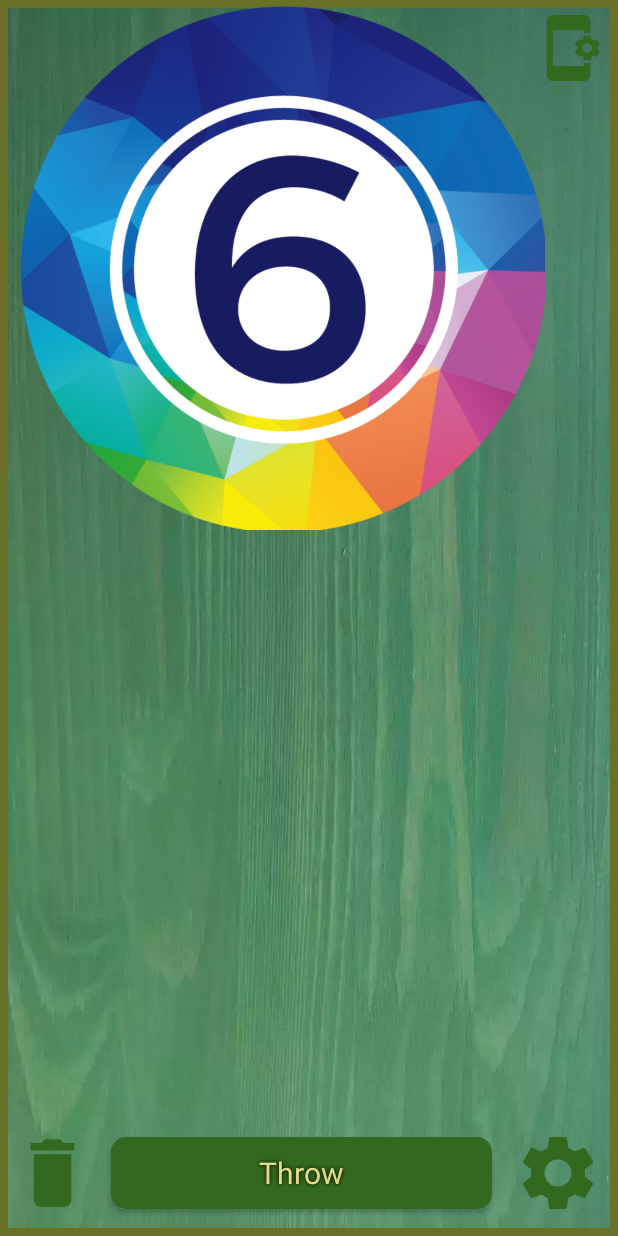
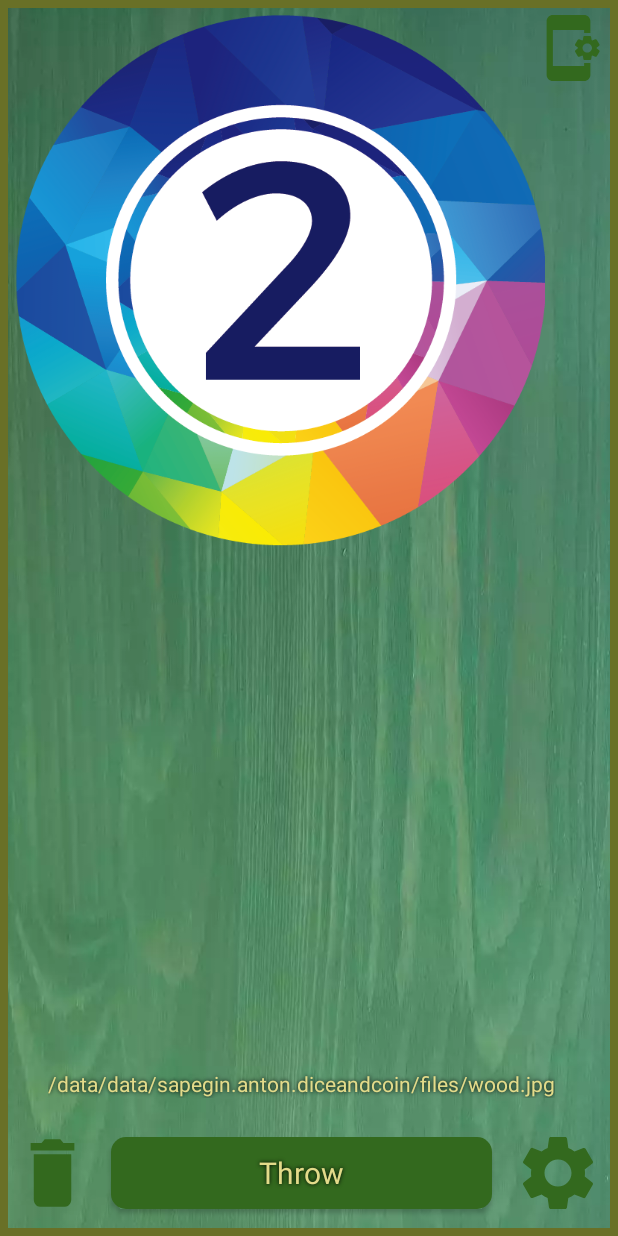
Before and after one commit to Vaaargr/DiceAndCoin, an Android app: the screen it shows after launch (MainActivity), after a tap on "Throw", on a phone screen of 412 x 824 dp. Run offline under Robolectric (Android 15) with nearby library versions, the phone set to English and light mode, and no system bars; our stand-ins replace Picasso; Roboto replaces fonts that are not available here.

Commit message:
Disappointed in themes. Develop main content.

```diff
--- a/app/build.gradle
+++ b/app/build.gradle
@@ -43,6 +43,7 @@ dependencies {
     implementation 'com.google.android.material:material:1.7.0'
     implementation 'androidx.constraintlayout:constraintlayout:2.1.4'
     implementation 'androidx.gridlayout:gridlayout:1.0.0'
+    implementation 'com.squareup.picasso:picasso:2.8'
     testImplementation 'junit:junit:4.13.2'
     androidTestImplementation 'androidx.test.ext:junit:1.1.4'
     androidTestImplementation 'androidx.test.espresso:espresso-core:3.5.0'
--- a/app/src/main/AndroidManifest.xml
+++ b/app/src/main/AndroidManifest.xml
@@ -22,8 +22,7 @@
         </activity>
         <activity
             android:name=".activity.MainActivity"
-            android:exported="true"
-            >
+            android:exported="true">
             <intent-filter>
                 <action android:name="android.intent.action.MAIN" />
 
@@ -39,5 +38,5 @@
             android:name="preloaded_fonts"
             android:resource="@array/preloaded_fonts" />
     </application>
-
+    <uses-permission android:name="android.permission.INTERNET" />
 </manifest>
--- a/app/src/main/java/sapegin/anton/diceandcoin/activity/MainActivity.kt
+++ b/app/src/main/java/sapegin/anton/diceandcoin/activity/MainActivity.kt
@@ -3,8 +3,12 @@ package sapegin.anton.diceandcoin.activity
 import android.content.Context
 import android.content.Intent
 import android.content.SharedPreferences
+import android.graphics.drawable.Drawable
+import android.media.Image
 import androidx.appcompat.app.AppCompatActivity
 import android.os.Bundle
+import android.os.CountDownTimer
+import android.util.Log
 import android.view.View
 import android.widget.AdapterView
 import androidx.core.view.GravityCompat
@@ -20,6 +24,8 @@ import kotlin.random.Random
 
 class MainActivity : AppCompatActivity() {
     private lateinit var binding: ActivityMainBinding
+    private var timer: CountDownTimer? = null
+    private var count = 0
     private val random = Random
     private val adapter = DiceAdapter()
     private var diceTypeNum = 2
@@ -31,7 +37,7 @@ class MainActivity : AppCompatActivity() {
     private lateinit var styleSettings: StyleSettings
     private var needToAutoClean = false
     private var columns = 1
-
+    var path = "/data/data/sapegin.anton.diceandcoin/files/wood.jpg"
 
     override fun onCreate(savedInstanceState: Bundle?) {
         preferences = getSharedPreferences("settings", Context.MODE_PRIVATE)
@@ -85,6 +91,8 @@ class MainActivity : AppCompatActivity() {
             throwDice.setOnClickListener {
                 onClickThrow()
             }
+            textView6.text = path
+            //iAmAlive(1000000)
         }
     }
 
@@ -100,7 +108,16 @@ class MainActivity : AppCompatActivity() {
             i.putExtra(DiceActivityDictionary.NEED_TO_LOAD, true)
             startActivity(i)
         }
-
+        if (preferences.getBoolean(
+                GlobalSettingsDictionary.NEED_TO_CLEAN,
+                false
+            ) != needToAutoClean
+        ) {
+            needToAutoClean = preferences.getBoolean(GlobalSettingsDictionary.NEED_TO_CLEAN, false)
+            binding.clearResult.visibility = if (needToAutoClean) {
+                View.GONE
+            } else View.VISIBLE
+        }
         super.onResume()
     }
 
@@ -156,7 +173,8 @@ class MainActivity : AppCompatActivity() {
     }
 
     private fun makeDice(diceResult: Int, count: Int): Dice {
-        val diceImage = when (diceTypeNum) {
+        val diceImage = Drawable.createFromStream(assets.open("two.webp"), null)
+        /*when (diceTypeNum) {
         0 -> {
             when (diceResult) {
                 1 -> R.drawable.avers
@@ -182,7 +200,7 @@ class MainActivity : AppCompatActivity() {
                 else -> R.drawable.six
             }
         }
-        }
+    }*/
 
         return Dice(diceImage, count)
     }
@@ -199,4 +217,18 @@ class MainActivity : AppCompatActivity() {
         columns = columnNumbs
         return columnNumbs
     }
+
+    private fun iAmAlive(time: Long) {
+        timer = object : CountDownTimer(time, 1000) {
+            override fun onTick(millisUntilFinished: Long) {
+                Log.d("MyLog", "I am alive $count")
+                count++
             }
+
+            override fun onFinish() {
+                TODO("Not yet implemented")
+            }
+
+        }.start()
+    }
+}
--- a/app/src/main/java/sapegin/anton/diceandcoin/adapters/DiceAdapter.kt
+++ b/app/src/main/java/sapegin/anton/diceandcoin/adapters/DiceAdapter.kt
@@ -1,9 +1,11 @@
 package sapegin.anton.diceandcoin.adapters
+
 
 import android.view.LayoutInflater
 import android.view.View
 import android.view.ViewGroup
 import androidx.recyclerview.widget.RecyclerView
+import com.squareup.picasso.Picasso
 import sapegin.anton.diceandcoin.R
 import sapegin.anton.diceandcoin.databinding.DiceResultBinding
 import sapegin.anton.diceandcoin.models.Dice
@@ -13,8 +15,14 @@ class DiceAdapter : RecyclerView.Adapter<DiceAdapter.DiceHolder>() {
 
     class DiceHolder(item: View) : RecyclerView.ViewHolder(item) {
         private val binding = DiceResultBinding.bind(item)
+
+
+
         fun bind(dice: Dice) = with(binding) {
-            diceResult.setImageResource(dice.diceImage)
+
+            /*Picasso.get().load("").error(R.drawable.six)
+                .into(diceResult)*/
+            diceResult.setImageDrawable(dice.diceImage)
             when (dice.count) {
                 0 -> diceCount.text = ""
                 else -> diceCount.text = dice.count.toString()
@@ -45,7 +53,7 @@ class DiceAdapter : RecyclerView.Adapter<DiceAdapter.DiceHolder>() {
         notifyDataSetChanged()
     }
 
-    fun getDiceList(): ArrayList<Dice>{
-        return  diceList
+    fun getDiceList(): ArrayList<Dice> {
+        return diceList
     }
 }
--- a/app/src/main/java/sapegin/anton/diceandcoin/dictionaries/DiceActivityDictionary.kt
+++ b/app/src/main/java/sapegin/anton/diceandcoin/dictionaries/DiceActivityDictionary.kt
@@ -8,4 +8,5 @@ object DiceActivityDictionary {
     val SAVED_RESULT = "saved result"
     val COLUMNS = "number of columns"
     val NEED_TO_LOAD = "need to load"
+
 }
--- a/app/src/main/java/sapegin/anton/diceandcoin/models/Dice.kt
+++ b/app/src/main/java/sapegin/anton/diceandcoin/models/Dice.kt
@@ -1,3 +1,5 @@
 package sapegin.anton.diceandcoin.models
 
-class Dice(val diceImage: Int, val count: Int): java.io.Serializable
+import android.graphics.drawable.Drawable
+
+class Dice(val diceImage: Drawable?, val count: Int): java.io.Serializable
--- a/app/src/main/res/layout/activity_main.xml
+++ b/app/src/main/res/layout/activity_main.xml
@@ -47,7 +47,9 @@
             android:layout_width="0dp"
             android:layout_height="0dp"
             android:layout_marginStart="10dp"
+            android:layout_marginTop="10dp"
             android:layout_marginEnd="10dp"
+            android:layout_marginBottom="10dp"
             android:background="@color/none"
             app:layout_constraintBottom_toTopOf="@+id/throw_dice"
             app:layout_constraintEnd_toEndOf="parent"
@@ -86,6 +88,16 @@
             app:layout_constraintEnd_toEndOf="parent"
             app:layout_constraintTop_toTopOf="parent"
             tools:ignore="SpeakableTextPresentCheck" />
+
+        <TextView
+            android:id="@+id/textView6"
+            android:layout_width="wrap_content"
+            android:layout_height="wrap_content"
+            android:layout_marginBottom="20dp"
+            android:text="TextView"
+            app:layout_constraintBottom_toTopOf="@+id/throw_dice"
+            app:layout_constraintEnd_toEndOf="@+id/throw_dice"
+            app:layout_constraintStart_toStartOf="@+id/throw_dice" />
 
     </androidx.constraintlayout.widget.ConstraintLayout>
 
```
Also changed, not shown: app/src/main/assets/one/wood.jpg (added), app/src/main/assets/two.webp (added). Lines whose indentation alone changed are shown as unchanged.
